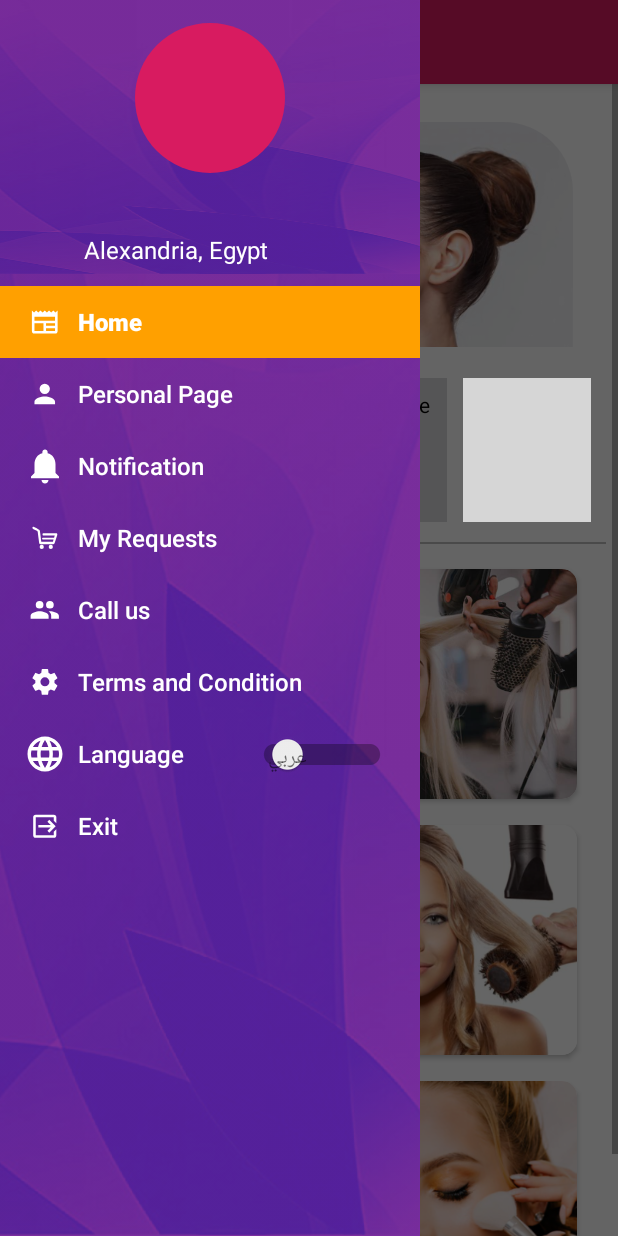
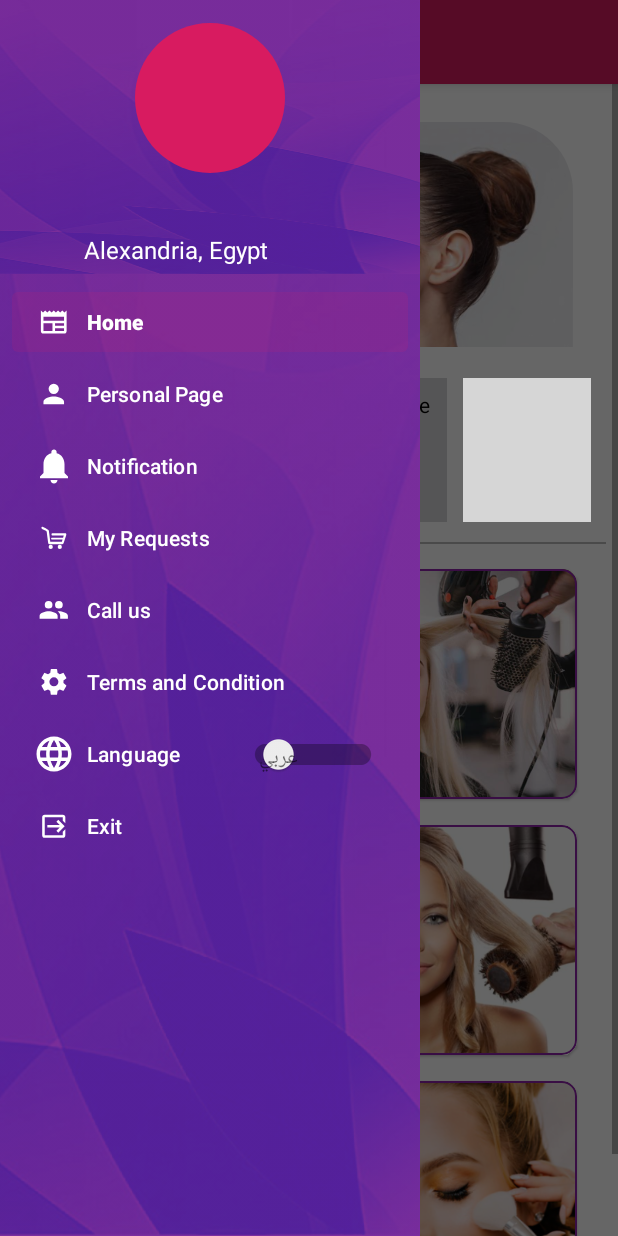
Before and after one commit to android-trianinig/HomeMakeup, an Android app: the HomeFragment screen opened directly, with no data from a screen before it, with the side drawer open, on a phone screen of 412 x 824 dp. Run offline under Robolectric (Android 15) with nearby library versions, the phone set to English and light mode, and no system bars; plain views replace RoundedImageView; grey boxes are pictures that could not be loaded.

Commit message:
add stroke to card view

```diff
--- a/app/src/main/res/layout/service_provider_list_item_layout.xml
+++ b/app/src/main/res/layout/service_provider_list_item_layout.xml
@@ -1,11 +1,13 @@
 <?xml version="1.0" encoding="utf-8"?>
-<androidx.cardview.widget.CardView xmlns:android="http://schemas.android.com/apk/res/android"
+<com.google.android.material.card.MaterialCardView xmlns:android="http://schemas.android.com/apk/res/android"
     xmlns:app="http://schemas.android.com/apk/res-auto"
     xmlns:tools="http://schemas.android.com/tools"
     android:layout_width="match_parent"
     android:layout_height="160dp"
     android:layout_margin="5dp"
     app:cardUseCompatPadding="true"
+    app:strokeColor="@color/colorAccent"
+    app:strokeWidth="1dp"
     app:cardPreventCornerOverlap="false"
     app:cardCornerRadius="10dp">
 
@@ -122,4 +124,4 @@
 
 
 
-</androidx.cardview.widget.CardView>
+</com.google.android.material.card.MaterialCardView>
--- a/app/src/main/res/values-v21/styles.xml
+++ b/app/src/main/res/values-v21/styles.xml
@@ -1,9 +1,12 @@
 <?xml version="1.0" encoding="utf-8"?>
 <resources>
-    <style name="AppTheme.NoActionBar">
+    <style name="AppTheme.NoActionBar" parent="Theme.MaterialComponents.Light.NoActionBar">
         <item name="windowActionBar">false</item>
         <item name="windowNoTitle">true</item>
         <item name="android:statusBarColor">@android:color/transparent</item>
+        <item name="colorPrimary">@color/colorPrimary</item>
+        <item name="colorPrimaryDark">@color/colorPrimaryDark</item>
+        <item name="colorAccent">@color/colorAccent</item>
     </style>
 
     <!-- Base application theme. -->
--- a/app/src/main/res/values/styles.xml
+++ b/app/src/main/res/values/styles.xml
@@ -12,10 +12,13 @@
     <style name="NavigationDrawerYellowSelected" parent="ThemeOverlay.AppCompat.Light">
         <item name="colorControlHighlight">@color/yellow</item>
         <item name="android:textSize">16sp</item>
+        <item name="colorPrimary">@color/colorPrimary</item>
+        <item name="colorPrimaryDark">@color/colorPrimaryDark</item>
+        <item name="colorAccent">@color/colorAccent</item>
     </style>
 
 
-    <style name="AppTheme.NoActionBar">
+    <style name="AppTheme.NoActionBar" parent="Theme.MaterialComponents.Light.NoActionBar">
         <item name="windowActionBar">false</item>
         <item name="windowNoTitle">true</item>
     </style>
@@ -38,6 +41,10 @@
         <item name="textAllCaps">false</item>
     </style>
 
+<!--    <style name="card_view_style" parent="Widget.MaterialComponents.CardView">-->
+<!--        <item name="android:strokeColor">@color/colorPrimary</item>-->
+<!--    </style>-->
+
 
     <style name="log_in_activity_buttons">
         <item name="android:layout_width">match_parent</item>
```
